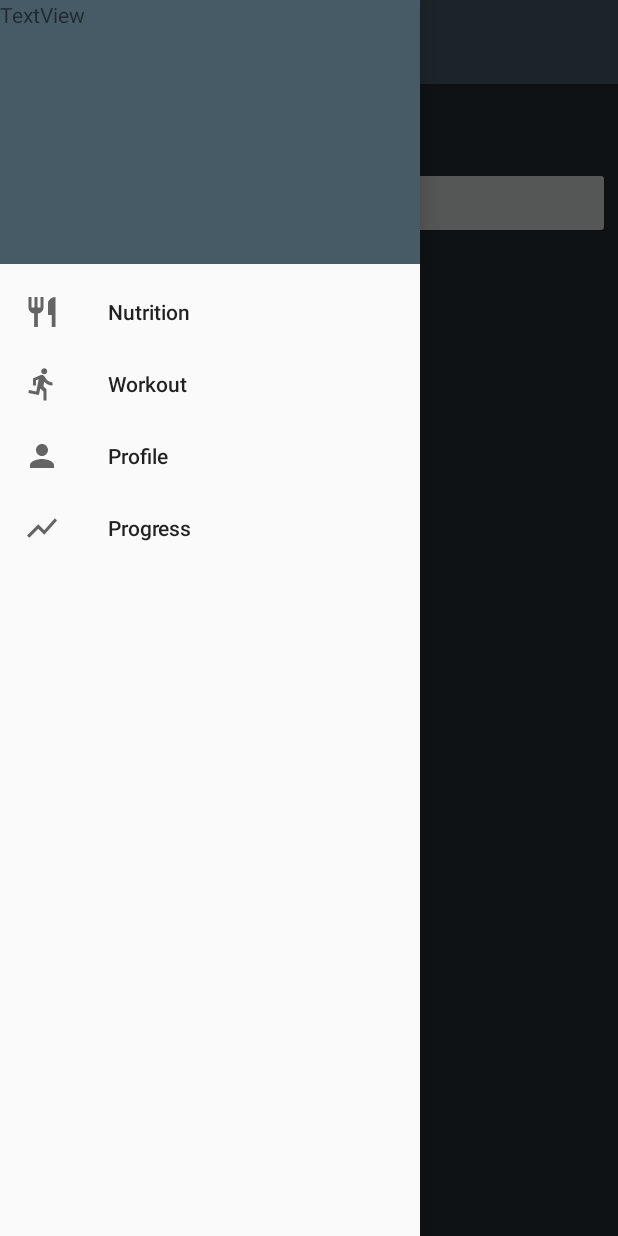
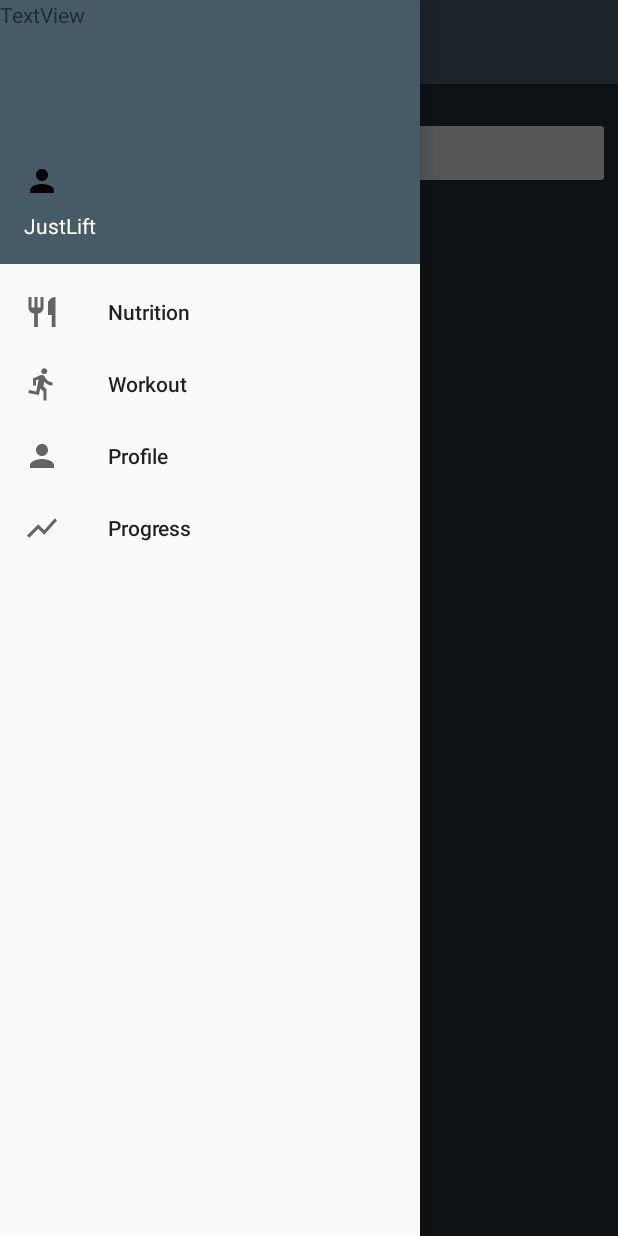
Before and after one commit to wellerr/JustLift, an Android app: the fragment WorkoutFragment placed in its activity, with the side drawer open, on a phone screen of 412 x 824 dp. Run offline under Robolectric (Android 15) with nearby library versions, the phone set to English and light mode, and no system bars.

Commit message:
- Changed height and weight from int values to double values for more precise calculations

```diff
--- a/app/build.gradle
+++ b/app/build.gradle
@@ -30,6 +30,7 @@ dependencies {
     androidTestImplementation 'com.android.support.test.espresso:espresso-core:3.0.2'
     implementation 'com.android.support:appcompat-v7:28.0.0'
     implementation 'com.android.support:design:28.0.0'
+    //nav bar library
     implementation 'gr.pantrif:easy-android-splash-screen:0.0.1'
     //splash screen library
     implementation 'com.github.PhilJay:MPAndroidChart:v3.1.0-alpha'
--- a/app/src/main/AndroidManifest.xml
+++ b/app/src/main/AndroidManifest.xml
@@ -26,6 +26,7 @@
             android:label="Add Exercise"
             android:theme="@style/AppTheme.Dialog"/>
         <activity android:name=".AddExerciseWeight"
+            android:label="Add Weight"
             android:theme="@style/AppTheme.Dialog"/>
         <activity android:name=".ProgressGraph"
             android:screenOrientation="portrait"/>
--- a/app/src/main/java/com/weller/justlift/AddWeeklyWeight.java
+++ b/app/src/main/java/com/weller/justlift/AddWeeklyWeight.java
@@ -38,8 +38,8 @@ public class AddWeeklyWeight extends AppCompatActivity{
                 Toast.makeText(getApplicationContext(), "Enter weight", Toast.LENGTH_LONG).show();//show error
             }
             else if(updateWeightText.getText().toString().isEmpty() == false) {//if user enters info
-                int updatedWeight = Integer.parseInt(updateWeightText.getText().toString());//converts weight to int
-                    Log.i(TAG, Integer.toString(updatedWeight));//logs weight for testing
+                double updatedWeight = Double.parseDouble(updateWeightText.getText().toString());//converts weight to int
+                    Log.i(TAG, Double.toString(updatedWeight));//logs weight for testing
                 dayCount++;//when added daycount increments
                 db.updateDayCount(getApplicationContext(), dayCount);//updates daycount
                 db.addToWeeklyTable(updatedWeight);//adds weight for week and total calories for week
--- a/app/src/main/java/com/weller/justlift/MainActivity.java
+++ b/app/src/main/java/com/weller/justlift/MainActivity.java
@@ -56,7 +56,6 @@ public class MainActivity extends AppCompatActivity implements NavigationView.On
 
         drawer.addDrawerListener(toggle);//adds 'toggle' to the nav drawer
         toggle.syncState();
-        //oncreate will open homefragment
     }
 
     @Override
@@ -82,7 +81,6 @@ public class MainActivity extends AppCompatActivity implements NavigationView.On
                 getSupportFragmentManager().beginTransaction().replace(R.id.fragment_container,
                         new ProgressFragment()).commit();//when nav_progress is selected, replaces the current fragment with workout fragment
                 break;//once clicked, executed and then continues
-
         }
         drawer.closeDrawer(GravityCompat.START);//once selected, drawer closes (if not stated it remains open)
         return true; // selects the correct item when clicked
--- a/app/src/main/java/com/weller/justlift/NutritionFragment.java
+++ b/app/src/main/java/com/weller/justlift/NutritionFragment.java
@@ -132,7 +132,7 @@ public class NutritionFragment extends Fragment {
 
     public void populateListView() {//method responsible for populating the 3 column list view in the app
         Log.d(TAG, "populateListView: Displaying data in the List View.");
-        Cursor data = db.getTable(ProfileDB.Table_2);//gets the nutrition data table from the database
+        Cursor data = db.getTable(db.Table_2);//gets the nutrition data table from the database
         listData = new ArrayList<>();//creates arraylist
         int col = data.getColumnCount();//counts columns in cursor
         String column = Integer.toString(col);
@@ -221,7 +221,7 @@ public class NutritionFragment extends Fragment {
 
     public Double calculateCaloriesLeft(ArrayList<String> profile, Double remainingCalories) {
         int age = Integer.parseInt(profile.get(0));
-        int height = Integer.parseInt(profile.get(1));
+        double height = Double.parseDouble(profile.get(1));
         int weight = Integer.parseInt(profile.get(2));
         String gender = profile.get(3);//gets data for each section
         String activity = profile.get(4);
@@ -257,7 +257,7 @@ public class NutritionFragment extends Fragment {
         return BMR;
     }
 
-    public double switchStatement(String gender, String activity, Double caloriesLeft, int height, int age, int weight) {
+    public double switchStatement(String gender, String activity, Double caloriesLeft, double height, int age, int weight) {
         //This method calculates a person's BMR using harris-benedict equation
         switch (gender) {//switch statement checks all profile entries to find their specific 'caloriesLeft'
             case "Male":
--- a/app/src/main/java/com/weller/justlift/ProgressGraph.java
+++ b/app/src/main/java/com/weller/justlift/ProgressGraph.java
@@ -88,7 +88,7 @@ public class ProgressGraph extends AppCompatActivity implements OnChartGestureLi
         YAxis rightAxis = mchart.getAxisRight();
         rightAxis.setTextColor(getColor(R.color.colorTextBody));//sets the colour of all axis to contrast background
 
-        mchart.animateX(600, Easing.EaseInBack); // animate horizontal 3000 milliseconds, looks to load in
+        mchart.animateX(600, Easing.EaseInBack); // animate horizontal 3000 milliseconds, loads in gradually
 
         TextView textView = findViewById(R.id.graph_view_label);
         textView.setTextColor(getColor(R.color.colorTextBody));
--- a/app/src/main/java/com/weller/justlift/WorkoutFragment.java
+++ b/app/src/main/java/com/weller/justlift/WorkoutFragment.java
@@ -66,7 +66,7 @@ public class WorkoutFragment extends Fragment {
             public void onItemClick(AdapterView<?> parent, View view, int position, long id) {//listens to position selected in the list view
                 Intent intent = new Intent(view.getContext(),AddExerciseWeight.class);//opens add exercise weight dialog box
                 intent.putExtra("pos", position);
-                startActivityForResult(intent,10001);//wants result
+                startActivityForResult(intent,10001);//waits for result code from the user input of weight lifted
             }
         });
 
--- a/app/src/main/res/layout/activity_main.xml
+++ b/app/src/main/res/layout/activity_main.xml
@@ -2,9 +2,9 @@
 <android.support.v4.widget.DrawerLayout xmlns:android="http://schemas.android.com/apk/res/android"
     xmlns:app="http://schemas.android.com/apk/res-auto"
     xmlns:tools="http://schemas.android.com/tools"
+    android:id="@+id/drawer_layout"
     android:layout_width="match_parent"
     android:layout_height="match_parent"
-    android:id="@+id/drawer_layout"
     android:fitsSystemWindows="true"
     tools:context=".MainActivity"
     tools:openDrawer="start">
@@ -13,14 +13,15 @@
         android:layout_width="match_parent"
         android:layout_height="match_parent"
         android:orientation="vertical">
+
         <android.support.v7.widget.Toolbar
+            android:id="@+id/toolbar"
             android:layout_width="match_parent"
             android:layout_height="?attr/actionBarSize"
             android:background="@color/colorPrimary"
-                android:id="@+id/toolbar"
+            android:elevation="4dp"
             android:theme="@style/ThemeOverlay.AppCompat.Dark.ActionBar"
-                app:popupTheme="@style/ThemeOverlay.AppCompat.Light"
-                android:elevation="4dp"/>
+            app:popupTheme="@style/ThemeOverlay.AppCompat.Light" />
 
         <FrameLayout
             android:id="@+id/fragment_container"
@@ -37,7 +38,7 @@
         android:layout_height="match_parent"
         android:layout_gravity="start"
         app:headerLayout="@layout/nav_bar"
-        app:menu="@menu/draw_menu" >
+        app:menu="@menu/draw_menu">
 
         <TextView
             android:id="@+id/textView4"
--- a/app/src/main/res/layout/activity_signup1.xml
+++ b/app/src/main/res/layout/activity_signup1.xml
@@ -105,7 +105,7 @@
             android:layout_width="match_parent"
             android:layout_height="wrap_content"
             android:hint="Height (cm)"
-            android:inputType="number"
+            android:inputType="numberDecimal"
             android:textColor="@color/colorTextBody"
             android:textColorHint="@android:color/white" />
     </android.support.design.widget.TextInputLayout>
@@ -124,7 +124,7 @@
             android:layout_width="match_parent"
             android:layout_height="wrap_content"
             android:hint="Weight (kg)"
-            android:inputType="number"
+            android:inputType="numberDecimal"
             android:textColor="@color/colorTextBody"
             android:textColorHint="@android:color/white" />
     </android.support.design.widget.TextInputLayout>
--- a/app/src/main/res/layout/adapter_view.xml
+++ b/app/src/main/res/layout/adapter_view.xml
@@ -35,6 +35,4 @@
         android:layout_weight="33.3"
         android:textColor="@color/colorTextBody"/>
 
-
-
 </LinearLayout>
--- a/app/src/main/res/layout/add_weekly_weight_layout.xml
+++ b/app/src/main/res/layout/add_weekly_weight_layout.xml
@@ -29,7 +29,7 @@
             android:layout_width="match_parent"
             android:layout_height="wrap_content"
             android:hint="Weight(KG)"
-            android:inputType="text"
+            android:inputType="numberDecimal"
             android:textColor="@color/colorTextBody" />
     </android.support.design.widget.TextInputLayout>
 
--- a/app/src/main/res/layout/fragment_profile.xml
+++ b/app/src/main/res/layout/fragment_profile.xml
@@ -71,7 +71,7 @@
             android:layout_width="match_parent"
             android:layout_height="wrap_content"
             android:hint="Height (cm)"
-            android:inputType="number"
+            android:inputType="numberDecimal"
             android:textColor="@color/colorTextBody" />
     </android.support.design.widget.TextInputLayout>
 
@@ -87,7 +87,7 @@
             android:layout_width="match_parent"
             android:layout_height="wrap_content"
             android:hint="Weight (kg)"
-            android:inputType="number"
+            android:inputType="numberDecimal"
             android:textColor="@color/colorTextBody" />
     </android.support.design.widget.TextInputLayout>
 
--- a/app/src/main/res/layout/nav_bar.xml
+++ b/app/src/main/res/layout/nav_bar.xml
@@ -7,9 +7,16 @@
     android:padding="16dp"
     android:theme="@style/ThemeOverlay.AppCompat.Dark"
     >
+    <ImageView
+        android:layout_width="wrap_content"
+        android:layout_height="wrap_content"
+        android:src="@drawable/ic_profile"/>
 
     <TextView
         android:id="@+id/profileName"
         android:layout_width="match_parent"
-        android:layout_height="wrap_content" />
+        android:layout_height="wrap_content"
+        android:paddingTop="8dp"
+        android:text="JustLift"
+        android:textAppearance="@style/TextAppearance.AppCompat.Body1"/>
 </LinearLayout>
```
Also changed, not shown: app/src/main/java/com/weller/justlift/AddExerciseWeight.java (+23 -2 lines), app/src/main/java/com/weller/justlift/LinearRegression.java (+3 -4 lines), app/src/main/java/com/weller/justlift/ProfileDB.java (+8 -10 lines), app/src/main/res/layout/fragment_nutrition.xml (+3 -6 lines), app/src/main/res/layout/fragment_workout.xml (+0 -15 lines). Lines whose indentation alone changed are shown as unchanged.
